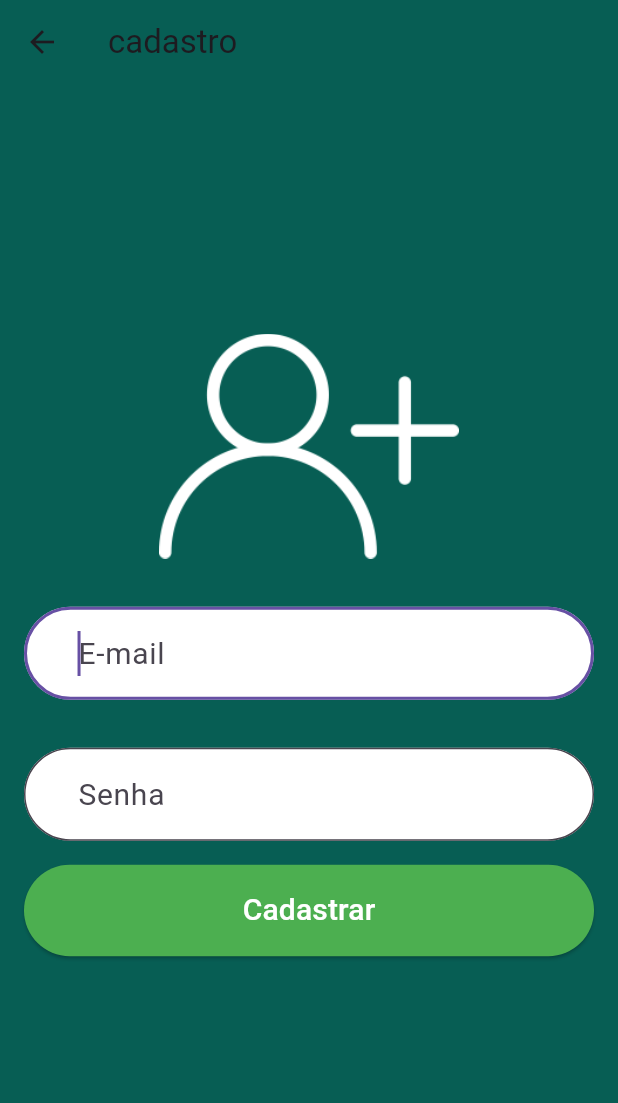
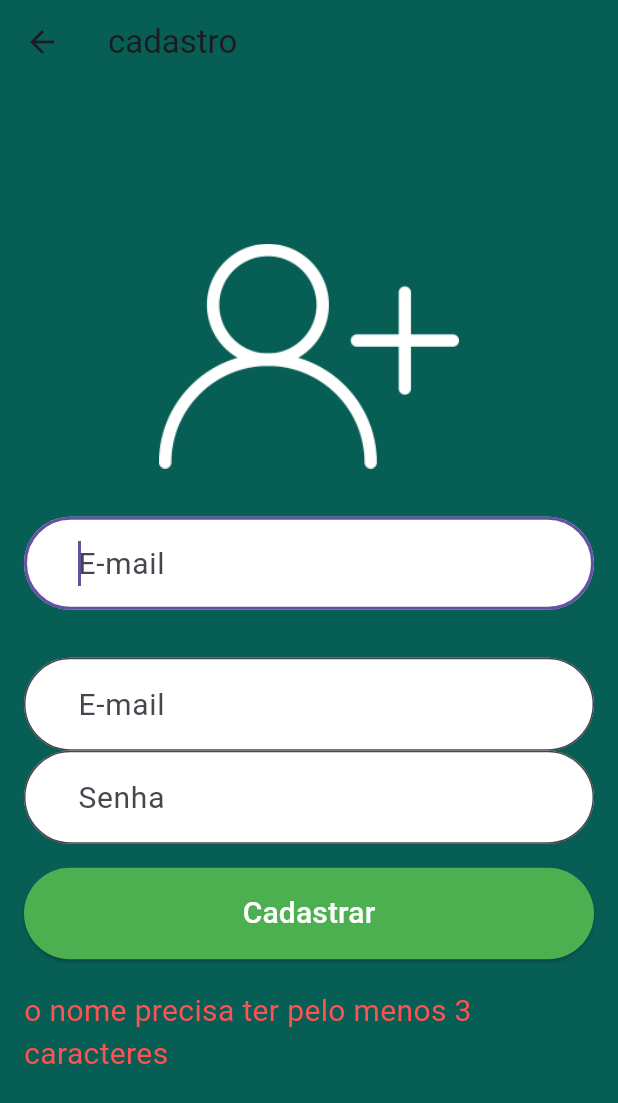
Before and after one commit to luiz-hms/whasup, a Flutter app: the Register screen opened directly, after a tap on "Cadastrar", on a phone screen of 412 x 824 dp. Shown: the top 1103 px of the screen. Run offline on Flutter 3.47's test engine with Material 3 defaults, Android fonts, the phone set to English and light mode, and no system bars; our stand-ins replace firebase_auth, firebase_core; accounts and stored records are empty.

```diff
--- /dev/null
+++ b/lib/models/user_model.dart
@@ -0,0 +1,21 @@
+// ignore_for_file: public_member_api_docs, sort_constructors_first
+class UserModel {
+  late String _nome;
+  late String _email;
+  late String _senha;
+  UserModel();
+  String get senha => _senha;
+  set senha(String value) {
+    _senha = value;
+  }
+
+  String get email => _email;
+  set email(String value) {
+    _email = value;
+  }
+
+  String get nome => _nome;
+  set nome(String value) {
+    _nome = value;
+  }
+}
--- a/lib/pages/home_page.dart
+++ b/lib/pages/home_page.dart
@@ -12,7 +12,7 @@ class _HomePageState extends State<HomePage> {
   Widget build(BuildContext context) {
     return Scaffold(
       appBar: AppBar(
-        title: const Text(''),
+        title: const Text('whasupp'),
       ),
       body: Container(),
     );
--- a/lib/pages/login/login.dart
+++ b/lib/pages/login/login.dart
@@ -1,5 +1,4 @@
 import 'package:flutter/material.dart';
-import 'package:whasup/pages/home_page.dart';
 import 'package:whasup/pages/login/register.dart';
 
 class Login extends StatefulWidget {
--- a/lib/pages/login/register.dart
+++ b/lib/pages/login/register.dart
@@ -1,4 +1,7 @@
 import 'package:flutter/material.dart';
+import 'package:firebase_auth/firebase_auth.dart';
+import 'package:whasup/models/user_model.dart';
+import 'package:whasup/pages/home_page.dart';
 
 class Register extends StatefulWidget {
   const Register({Key? key}) : super(key: key);
@@ -9,6 +12,62 @@ class Register extends StatefulWidget {
 
 class _RegisterState extends State<Register> {
   @override
+  TextEditingController _controllerNome = TextEditingController();
+  TextEditingController _controllerEmail = TextEditingController();
+  TextEditingController _controllerSenha = TextEditingController();
+  String _mensagemErro = "";
+  _validarCampos() {
+    String nome = _controllerNome.text;
+    String email = _controllerEmail.text;
+    String senha = _controllerSenha.text;
+
+    if (nome.isNotEmpty) {
+      if (email.isNotEmpty) {
+        if (senha.isNotEmpty) {
+          setState(() {
+            _mensagemErro = "";
+            UserModel userModel = UserModel();
+            userModel.nome = nome;
+            userModel.email = email;
+            userModel.senha = senha;
+            _cadasTrarUsuario(userModel);
+          });
+        } else {
+          setState(() {
+            _mensagemErro = "o nome precisa ter pelo menos 3 caracteres";
+          });
+        }
+      } else {
+        setState(() {
+          _mensagemErro = "o nome precisa ter pelo menos 3 caracteres";
+        });
+      }
+    } else {
+      setState(() {
+        _mensagemErro = "o nome precisa ter pelo menos 3 caracteres";
+      });
+    }
+  }
+
+  _cadasTrarUsuario(UserModel userModel) {
+    FirebaseAuth auth = FirebaseAuth.instance;
+    auth
+        .createUserWithEmailAndPassword(
+            email: userModel.email, password: userModel.senha)
+        .then((firebaseUser) {
+      Navigator.push(
+        context,
+        MaterialPageRoute(
+          builder: (context) => HomePage(),
+        ),
+      );
+    }).catchError((error) {
+      setState(() {
+        _mensagemErro = "erro ao cadastrar usuario";
+      });
+    });
+  }
+
   Widget build(BuildContext context) {
     return Scaffold(
       appBar: AppBar(
@@ -37,6 +96,7 @@ class _RegisterState extends State<Register> {
                 Padding(
                   padding: EdgeInsets.only(bottom: 32),
                   child: TextField(
+                    controller: _controllerNome,
                     autofocus: true,
                     keyboardType: TextInputType.emailAddress,
                     style: TextStyle(fontSize: 20),
@@ -52,6 +112,22 @@ class _RegisterState extends State<Register> {
                   ),
                 ),
                 TextField(
+                  controller: _controllerEmail,
+                  keyboardType: TextInputType.visiblePassword,
+                  style: TextStyle(fontSize: 20),
+                  decoration: InputDecoration(
+                    contentPadding: EdgeInsets.fromLTRB(32, 16, 32, 16),
+                    hintText: "E-mail",
+                    filled: true,
+                    fillColor: Colors.white,
+                    border: OutlineInputBorder(
+                      borderRadius: BorderRadius.circular(32),
+                    ),
+                  ),
+                ),
+                TextField(
+                  controller: _controllerSenha,
+                  obscureText: true,
                   keyboardType: TextInputType.visiblePassword,
                   style: TextStyle(fontSize: 20),
                   decoration: InputDecoration(
@@ -67,7 +143,9 @@ class _RegisterState extends State<Register> {
                 Padding(
                   padding: EdgeInsets.only(top: 16, bottom: 20),
                   child: ElevatedButton(
-                    onPressed: () {},
+                    onPressed: () {
+                      _validarCampos();
+                    },
                     style: ElevatedButton.styleFrom(
                       backgroundColor: Colors.green,
                       padding: EdgeInsets.fromLTRB(32, 16, 32, 16),
@@ -81,6 +159,12 @@ class _RegisterState extends State<Register> {
                     ),
                   ),
                 ),
+                Center(
+                  child: Text(
+                    _mensagemErro,
+                    style: TextStyle(color: Colors.redAccent, fontSize: 20),
+                  ),
+                ),
               ],
             ),
           ),
--- a/pubspec.yaml
+++ b/pubspec.yaml
@@ -38,6 +38,7 @@ dependencies:
 
   firebase_storage: ^12.4.4
   cloud_firestore: ^5.6.5
+  firebase_auth: ^5.5.1
 
 dev_dependencies:
   flutter_test:
```
Also changed, not shown: pubspec.lock, 1 other file.
